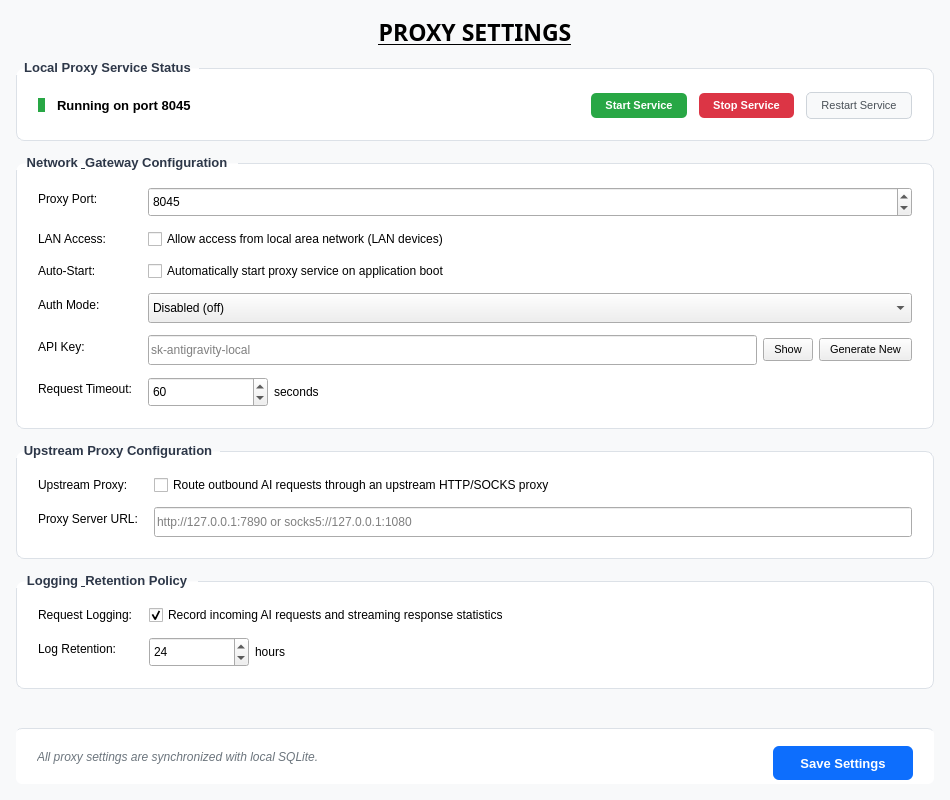
Before: the Qt Designer form src/ui/forms/proxy_settings.ui in Arean82/Antigravity_Universal_Connector, drawn with Qt 5.
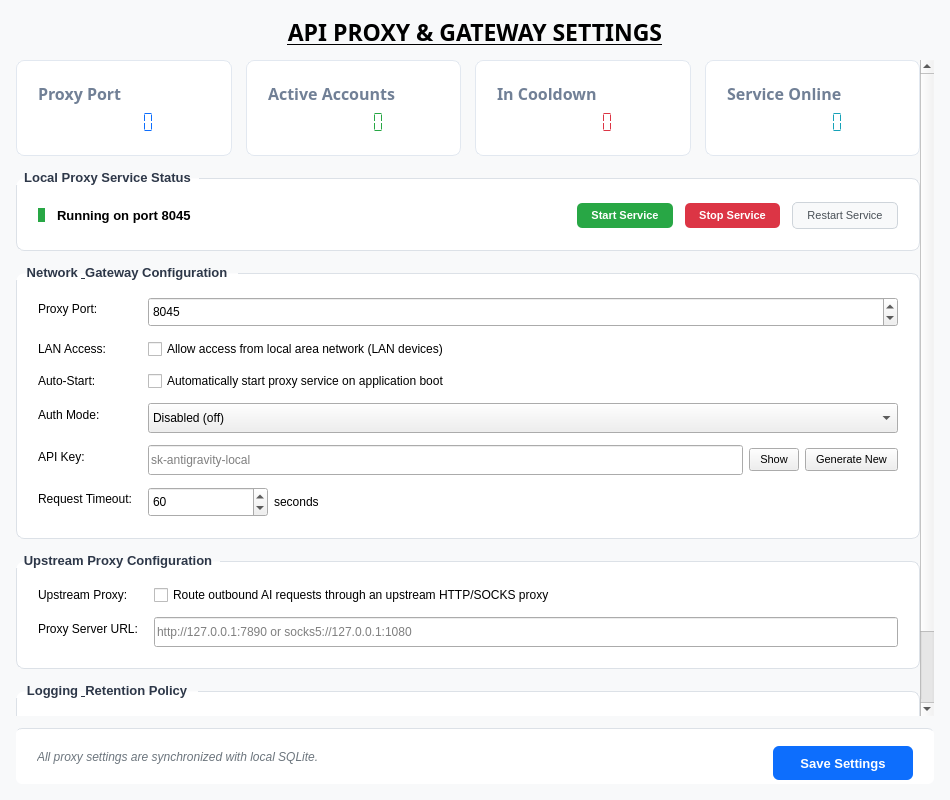
After: the same form once the commit is applied.

Commit message: feat: add main browser window, proxy settings UI components, and settings tests

The edit to the form file:
```diff
--- a/src/ui/forms/proxy_settings.ui
+++ b/src/ui/forms/proxy_settings.ui
@@ -47,7 +47,7 @@
       </font>
      </property>
      <property name="text">
-      <string>PROXY SETTINGS</string>
+      <string>API PROXY &amp; GATEWAY SETTINGS</string>
      </property>
      <property name="alignment">
       <set>Qt::AlignmentFlag::AlignCenter</set>
@@ -98,6 +98,233 @@
        <property name="bottomMargin">
         <number>0</number>
        </property>
+       <item>
+        <layout class="QHBoxLayout" name="layoutStatsCards">
+         <property name="spacing">
+          <number>14</number>
+         </property>
+         <item>
+          <widget class="QFrame" name="cardProxyPort">
+           <property name="styleSheet">
+            <string notr="true">
+             QFrame#cardProxyPort {
+               background-color: #FFFFFF;
+               border: 1px solid #E2E8F0;
+               border-radius: 8px;
+               padding: 12px;
+             }
+            </string>
+           </property>
+           <layout class="QVBoxLayout" name="layoutCardPort">
+            <item>
+             <widget class="QLabel" name="lblCardProxyPortTitle">
+              <property name="font">
+               <font>
+                <family>DS-Digital</family>
+                <pointsize>12</pointsize>
+                <bold>true</bold>
+               </font>
+              </property>
+              <property name="styleSheet">
+               <string notr="true">color: #718096;</string>
+              </property>
+              <property name="text">
+               <string>Proxy Port</string>
+              </property>
+             </widget>
+            </item>
+            <item>
+             <widget class="QLCDNumber" name="valProxyPort">
+              <property name="font">
+               <font>
+                <pointsize>18</pointsize>
+                <bold>true</bold>
+               </font>
+              </property>
+              <property name="styleSheet">
+               <string notr="true">color: #0D6EFD;</string>
+              </property>
+              <property name="frameShape">
+               <enum>QFrame::Shape::NoFrame</enum>
+              </property>
+              <property name="digitCount">
+               <number>6</number>
+              </property>
+              <property name="segmentStyle">
+               <enum>QLCDNumber::SegmentStyle::Flat</enum>
+              </property>
+             </widget>
+            </item>
+           </layout>
+          </widget>
+         </item>
+         <item>
+          <widget class="QFrame" name="cardActiveAccounts">
+           <property name="styleSheet">
+            <string notr="true">
+             QFrame#cardActiveAccounts {
+               background-color: #FFFFFF;
+               border: 1px solid #E2E8F0;
+               border-radius: 8px;
+               padding: 12px;
+             }
+            </string>
+           </property>
+           <layout class="QVBoxLayout" name="layoutCardActive">
+            <item>
+             <widget class="QLabel" name="lblCardActiveAccountsTitle">
+              <property name="font">
+               <font>
+                <family>DS-Digital</family>
+                <pointsize>12</pointsize>
+                <bold>true</bold>
+               </font>
+              </property>
+              <property name="styleSheet">
+               <string notr="true">color: #718096;</string>
+              </property>
+              <property name="text">
+               <string>Active Accounts</string>
+              </property>
+             </widget>
+            </item>
+            <item>
+             <widget class="QLCDNumber" name="valActiveAccounts">
+              <property name="font">
+               <font>
+                <pointsize>18</pointsize>
+                <bold>true</bold>
+               </font>
+              </property>
+              <property name="styleSheet">
+               <string notr="true">color: #28A745;</string>
+              </property>
+              <property name="frameShape">
+               <enum>QFrame::Shape::NoFrame</enum>
+              </property>
+              <property name="digitCount">
+               <number>6</number>
+              </property>
+              <property name="segmentStyle">
+               <enum>QLCDNumber::SegmentStyle::Flat</enum>
+              </property>
+             </widget>
+            </item>
+           </layout>
+          </widget>
+         </item>
+         <item>
+          <widget class="QFrame" name="cardCooldownAccounts">
+           <property name="styleSheet">
+            <string notr="true">
+             QFrame#cardCooldownAccounts {
+               background-color: #FFFFFF;
+               border: 1px solid #E2E8F0;
+               border-radius: 8px;
+               padding: 12px;
+             }
+            </string>
+           </property>
+           <layout class="QVBoxLayout" name="layoutCardCool">
+            <item>
+             <widget class="QLabel" name="lblCardCooldownAccountsTitle">
+              <property name="font">
+               <font>
+                <family>DS-Digital</family>
+                <pointsize>12</pointsize>
+                <bold>true</bold>
+               </font>
+              </property>
+              <property name="styleSheet">
+               <string notr="true">color: #718096;</string>
+              </property>
+              <property name="text">
+               <string>In Cooldown</string>
+              </property>
+             </widget>
+            </item>
+            <item>
+             <widget class="QLCDNumber" name="valCooldownAccounts">
+              <property name="font">
+               <font>
+                <pointsize>18</pointsize>
+                <bold>true</bold>
+               </font>
+              </property>
+              <property name="styleSheet">
+               <string notr="true">color: #DC3545;</string>
+              </property>
+              <property name="frameShape">
+               <enum>QFrame::Shape::NoFrame</enum>
+              </property>
+              <property name="digitCount">
+               <number>6</number>
+              </property>
+              <property name="segmentStyle">
+               <enum>QLCDNumber::SegmentStyle::Flat</enum>
+              </property>
+             </widget>
+            </item>
+           </layout>
+          </widget>
+         </item>
+         <item>
+          <widget class="QFrame" name="cardProxyStatus">
+           <property name="styleSheet">
+            <string notr="true">
+             QFrame#cardProxyStatus {
+               background-color: #FFFFFF;
+               border: 1px solid #E2E8F0;
+               border-radius: 8px;
+               padding: 12px;
+             }
+            </string>
+           </property>
+           <layout class="QVBoxLayout" name="layoutCardOnline">
+            <item>
+             <widget class="QLabel" name="lblCardProxyStatusTitle">
+              <property name="font">
+               <font>
+                <family>DS-Digital</family>
+                <pointsize>12</pointsize>
+                <bold>true</bold>
+               </font>
+              </property>
+              <property name="styleSheet">
+               <string notr="true">color: #718096;</string>
+              </property>
+              <property name="text">
+               <string>Service Online</string>
+              </property>
+             </widget>
+            </item>
+            <item>
+             <widget class="QLCDNumber" name="valProxyOnline">
+              <property name="font">
+               <font>
+                <pointsize>18</pointsize>
+                <bold>true</bold>
+               </font>
+              </property>
+              <property name="styleSheet">
+               <string notr="true">color: #17A2B8;</string>
+              </property>
+              <property name="frameShape">
+               <enum>QFrame::Shape::NoFrame</enum>
+              </property>
+              <property name="digitCount">
+               <number>6</number>
+              </property>
+              <property name="segmentStyle">
+               <enum>QLCDNumber::SegmentStyle::Flat</enum>
+              </property>
+             </widget>
+            </item>
+           </layout>
+          </widget>
+         </item>
+        </layout>
+       </item>
        <item>
         <widget class="QGroupBox" name="groupServiceStatus">
          <property name="font">
```
Left out of the diff: 1 changed line with no effect on the pictures. The commit also changes 3 other files.
